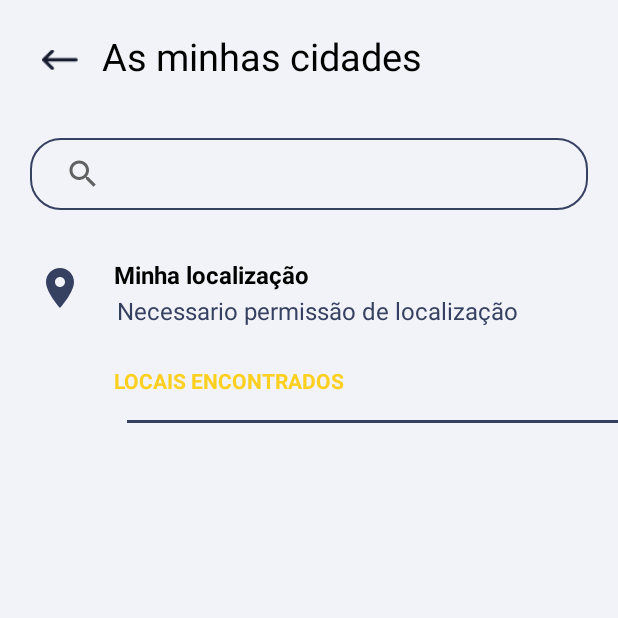
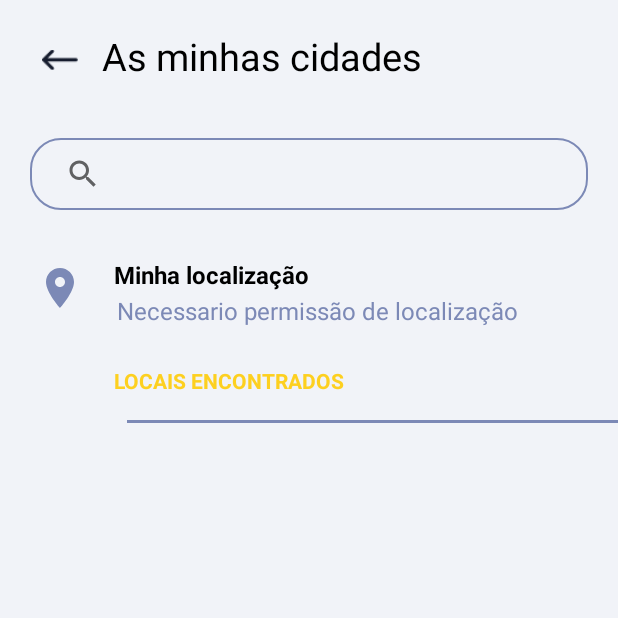
Before and after one commit to pablo-caue/weather-app, an Android app: the screen it shows after launch (SearchActivity), on a phone screen of 412 x 824 dp, the top half of it. Run offline under Robolectric (Android 15) with nearby library versions, the phone set to English and light mode, and no system bars; libraries missing offline, so code that uses them is left out: pub.devrel.easypermissions; 2 statements that could not run were skipped.

Commit message:
fix(layout): update lightMode in SearchActivity

```diff
--- a/app/src/main/java/com/example/weatherapp/view/SearchActivity.kt
+++ b/app/src/main/java/com/example/weatherapp/view/SearchActivity.kt
@@ -148,10 +148,28 @@ class SearchActivity : AppCompatActivity(), SearchView.OnQueryTextListener, View
                 binding.background.setBackgroundColor(getColor(R.color.black_background))
                 binding.imageBack.setBackgroundColor(getColor(R.color.black_background))
                 binding.imageBack.setColorFilter(getColor(R.color.white_background))
+
+                val originalDrawable = resources.getDrawable(R.drawable.background_search, theme)
+                val drawable = originalDrawable.mutate()
+                drawable.setTint(getColor(R.color.colorSecondaryDark))
+                binding.searchView.background = drawable
+
+                binding.imageLocale.setColorFilter(getColor(R.color.colorSecondaryDark))
+                binding.textLocationDescription.setTextColor(getColor(R.color.colorSecondaryDark))
+                binding.view.setBackgroundColor(getColor(R.color.colorSecondaryDark))
             }else{
                 binding.background.setBackgroundColor(getColor(R.color.white_background))
                 binding.imageBack.setBackgroundColor(getColor(R.color.white_background))
                 binding.imageBack.setColorFilter(getColor(R.color.black_background))
+
+                val originalDrawable = resources.getDrawable(R.drawable.background_search, theme)
+                val drawable = originalDrawable.mutate()
+                drawable.setTint(getColor(R.color.colorSecondaryWhite))
+                binding.searchView.background = drawable
+
+                binding.imageLocale.setColorFilter(getColor(R.color.colorSecondaryWhite))
+                binding.textLocationDescription.setTextColor(getColor(R.color.colorSecondaryWhite))
+                binding.view.setBackgroundColor(getColor(R.color.colorSecondaryWhite))
             }
         }
     }
--- a/app/src/main/res/drawable/background_search.xml
+++ b/app/src/main/res/drawable/background_search.xml
@@ -3,7 +3,7 @@
     <item>
         <shape android:shape="rectangle">
             <solid android:color="#001A2332"/>
-            <stroke android:color="@color/black_3"
+            <stroke android:color="@color/colorSecondaryDark"
                 android:width="1dp"/>
             <corners android:radius="20dp"/>
         </shape>
--- a/app/src/main/res/drawable/location.xml
+++ b/app/src/main/res/drawable/location.xml
@@ -1,4 +1,4 @@
-<vector android:height="24dp" android:tint="@color/black_3"
+<vector android:height="24dp" android:tint="@color/colorSecondaryDark"
     android:viewportHeight="24" android:viewportWidth="24"
     android:width="24dp" xmlns:android="http://schemas.android.com/apk/res/android">
     <path android:fillColor="@android:color/white" android:pathData="M12,2C8.13,2 5,5.13 5,9c0,5.25 7,13 7,13s7,-7.75 7,-13c0,-3.87 -3.13,-7 -7,-7zM12,11.5c-1.38,0 -2.5,-1.12 -2.5,-2.5s1.12,-2.5 2.5,-2.5 2.5,1.12 2.5,2.5 -1.12,2.5 -2.5,2.5z"/>
--- a/app/src/main/res/layout/activity_next_days.xml
+++ b/app/src/main/res/layout/activity_next_days.xml
@@ -175,7 +175,7 @@
             android:layout_width="wrap_content"
             android:layout_height="wrap_content"
             android:text="@string/powered"
-            android:textColor="@color/black_3"
+            android:textColor="@color/colorSecondaryDark"
             android:textSize="16dp"
             app:layout_constraintStart_toEndOf="@id/image_powered"
             app:layout_constraintEnd_toEndOf="parent"
--- a/app/src/main/res/layout/activity_search.xml
+++ b/app/src/main/res/layout/activity_search.xml
@@ -79,7 +79,7 @@
             android:text="Necessario permissão de localização"
             app:layout_constraintStart_toEndOf="@id/image_locale"
             app:layout_constraintTop_toBottomOf="@id/text_location"
-            android:textColor="@color/black_3"
+            android:textColor="@color/colorSecondaryDark"
             android:layout_marginStart="18dp"
             android:textSize="16sp"
             android:layout_marginTop="2dp"/>
@@ -101,7 +101,7 @@
         android:id="@+id/view"
         android:layout_width="327dp"
         android:layout_height="2dp"
-        android:background="@color/black_3"
+        android:background="@color/colorSecondaryDark"
         app:layout_constraintEnd_toEndOf="parent"
         app:layout_constraintHorizontal_bias="1.0"
         app:layout_constraintStart_toStartOf="parent"
--- a/app/src/main/res/layout/viewholder_cities.xml
+++ b/app/src/main/res/layout/viewholder_cities.xml
@@ -29,7 +29,7 @@
             android:layout_width="wrap_content"
             android:layout_height="wrap_content"
             android:text="estado, pais"
-            android:textColor="@color/black_3"
+            android:textColor="@color/colorSecondaryDark"
             android:textSize="16sp"
             app:layout_constraintStart_toStartOf="parent"
             app:layout_constraintTop_toBottomOf="@id/text_city"
--- a/app/src/main/res/values/colors.xml
+++ b/app/src/main/res/values/colors.xml
@@ -8,7 +8,8 @@
     <color name="white_background">#f1f3f8</color>
     <color name="transparent">#00FFFFFF</color>
     <color name="black_2">#1a2332</color>
-    <color name="black_3">#364161</color>
+    <color name="colorSecondaryDark">#364161</color>
+    <color name="colorSecondaryWhite">#7C89B6</color>
     <color name="yellow">#fdd020</color>
     <color name="teal_200">#FF03DAC5</color>
     <color name="teal_700">#FF018786</color>
```
Also changed, not shown: app/src/main/java/com/example/weatherapp/view/viewholder/CityViewHolder.kt (+10 -0 lines).
